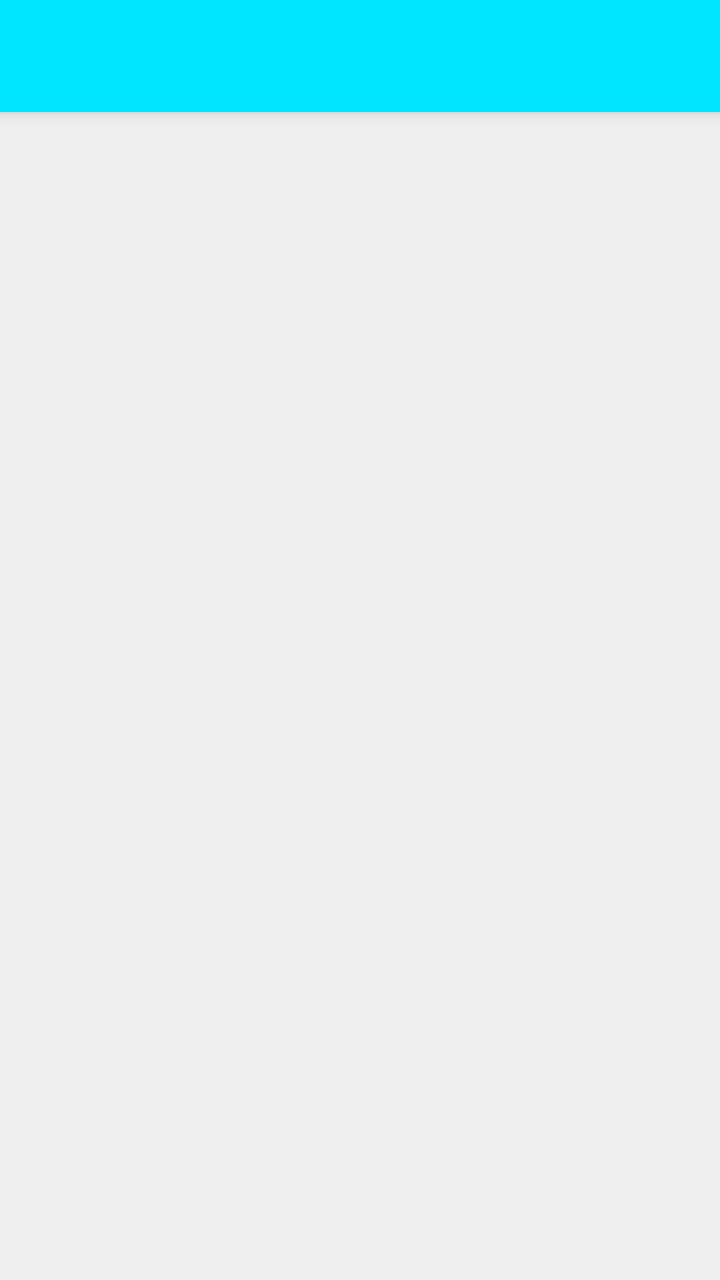
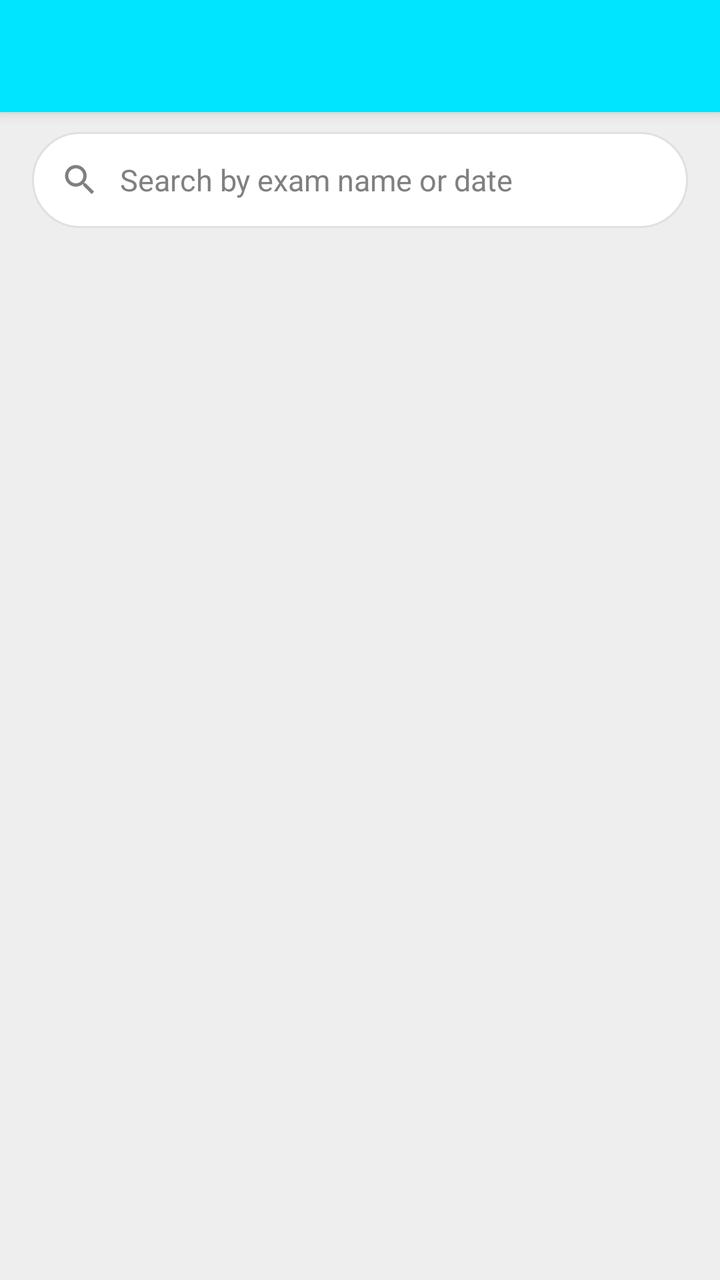

Two renders of the same Android screen: before a commit and after it. Below are the layout's source before the change and the commit's diff.
<!-- AndroidManifest.xml: activity theme AppTheme.Dark -->
<!-- res/layout/activity_archive.xml -->
<?xml version="1.0" encoding="utf-8"?>
<androidx.coordinatorlayout.widget.CoordinatorLayout xmlns:android="http://schemas.android.com/apk/res/android"
    xmlns:app="http://schemas.android.com/apk/res-auto"
    android:layout_width="match_parent"
    android:layout_height="match_parent"
    android:fitsSystemWindows="true">

    <com.google.android.material.appbar.AppBarLayout
        android:layout_width="match_parent"
        android:layout_height="wrap_content"
        android:theme="@style/AppTheme.AppBarOverlay">

        <androidx.appcompat.widget.Toolbar
            android:id="@+id/toolbar"
            android:layout_width="match_parent"
            android:layout_height="?attr/actionBarSize"
            android:background="?attr/colorPrimary"
            app:popupTheme="@style/AppTheme.PopupOverlay" />

    </com.google.android.material.appbar.AppBarLayout>


    <include layout="@layout/layout_recycler_view" />
</androidx.coordinatorlayout.widget.CoordinatorLayout>
<!-- res/layout/layout_recycler_view.xml (included above) -->
<?xml version="1.0" encoding="utf-8"?>
<RelativeLayout
    xmlns:android="http://schemas.android.com/apk/res/android"
    xmlns:app="http://schemas.android.com/apk/res-auto"
    android:layout_width="match_parent"
    android:layout_height="match_parent"
    android:paddingBottom="@dimen/activity_vertical_margin"
    android:paddingLeft="@dimen/activity_horizontal_margin"
    android:paddingRight="@dimen/activity_horizontal_margin"
    android:paddingTop="@dimen/activity_vertical_margin"
    app:layout_behavior="@string/appbar_scrolling_view_behavior">

    <androidx.recyclerview.widget.RecyclerView
        android:id="@+id/recycler_view"
        android:layout_width="match_parent"
        android:layout_height="match_parent"
        android:layout_centerInParent="true"
        android:clipToPadding="false"
        android:scrollbars="vertical"/>

</RelativeLayout>
<!-- resources referenced by this layout -->
<resources>
  <dimen name="activity_horizontal_margin">16dp</dimen>
  <dimen name="activity_vertical_margin">16dp</dimen>
  <style name="AppTheme.AppBarOverlay" parent="ThemeOverlay.AppCompat.Dark.ActionBar" />
  <style name="AppTheme.PopupOverlay" parent="ThemeOverlay.AppCompat.Light" />
  <color name="primary">#00e5ff</color>
  <color name="primary_dark">#0079b5</color>
  <color name="colorAccent">@color/accent</color>
  <color name="background">#EEEEEE</color>
  <color name="text_color_primary">#212121</color>
  <color name="text_color_secondary">#555555</color>
  <color name="secondary_dark">#4d2c91</color>
  <color name="secondary_light">#b085f5</color>
  <color name="gray">#808080</color>
  <color name="secondary">#7e57c2</color>
  <style name="AppTheme.Dialog.Custom" parent="Theme.AppCompat.Light.Dialog">
          <item name="colorPrimary">@color/primary</item>
          <item name="colorPrimaryDark">@color/primary_dark</item>
          <item name="colorAccent">@color/accent</item>
          <item name="android:textColorPrimary">@color/text_color_primary</item>
      </style>
  <style name="AppTheme.Dialog.Alert.Custom" parent="Theme.AppCompat.Light.Dialog.Alert">
          <item name="colorPrimary">@color/primary</item>
          <item name="colorPrimaryDark">@color/primary_dark</item>
          <item name="colorAccent">@color/accent</item>
          <item name="android:textColorPrimary">@color/text_color_primary</item>
      </style>
  <color name="accent">#FF4081</color>
  <!-- unchanged entries left out for length: 1 -->
</resources>

<!-- the commit's change to res/layout/activity_archive.xml (unified diff, before → after) -->
@@ -19,28 +19,94 @@
 
     </com.google.android.material.appbar.AppBarLayout>
 
+    
+    <LinearLayout
+        android:layout_width="match_parent"
+        android:layout_height="match_parent"
+        android:orientation="vertical"
+        app:layout_behavior="@string/appbar_scrolling_view_behavior">
 
-    <include layout="@layout/layout_recycler_view" />
+        <include layout="@layout/include_exam_search" />
+
+        <androidx.recyclerview.widget.RecyclerView
+            android:id="@+id/recycler_view"
+            android:layout_width="match_parent"
+            android:layout_height="0dp"
+            android:layout_weight="1"
+            android:clipToPadding="false"
+            android:paddingLeft="@dimen/activity_horizontal_margin"
+            android:paddingTop="10dp"
+            android:paddingRight="@dimen/activity_horizontal_margin"
+            android:paddingBottom="@dimen/activity_vertical_margin"
+            android:scrollbars="vertical" />
+    </LinearLayout>
 </androidx.coordinatorlayout.widget.CoordinatorLayout>
-<!-- res/layout/layout_recycler_view.xml (included above) -->
+<!-- res/layout/include_exam_search.xml (included above) -->
 <?xml version="1.0" encoding="utf-8"?>
-<RelativeLayout
-    xmlns:android="http://schemas.android.com/apk/res/android"
+<LinearLayout xmlns:android="http://schemas.android.com/apk/res/android"
     xmlns:app="http://schemas.android.com/apk/res-auto"
     android:layout_width="match_parent"
-    android:layout_height="match_parent"
-    android:paddingBottom="@dimen/activity_vertical_margin"
+    android:layout_height="wrap_content"
+    android:focusable="true"
+    android:focusableInTouchMode="true"
+    android:orientation="vertical"
     android:paddingLeft="@dimen/activity_horizontal_margin"
-    android:paddingRight="@dimen/activity_horizontal_margin"
-    android:paddingTop="@dimen/activity_vertical_margin"
-    app:layout_behavior="@string/appbar_scrolling_view_behavior">
+    android:paddingTop="10dp"
+    android:paddingRight="@dimen/activity_horizontal_margin">
 
-    <androidx.recyclerview.widget.RecyclerView
-        android:id="@+id/recycler_view"
+    <LinearLayout
         android:layout_width="match_parent"
-        android:layout_height="match_parent"
-        android:layout_centerInParent="true"
-        android:clipToPadding="false"
-        android:scrollbars="vertical"/>
+        android:layout_height="48dp"
+        android:background="@drawable/bg_search_box"
+        android:baselineAligned="false"
+        android:gravity="center_vertical"
+        android:orientation="horizontal"
+        android:paddingLeft="14dp"
+        android:paddingRight="4dp">
 
-</RelativeLayout>
+        <androidx.appcompat.widget.AppCompatImageView
+            android:layout_width="20dp"
+            android:layout_height="20dp"
+            android:contentDescription="@null"
+            app:srcCompat="@drawable/ic_cc_search"
+            app:tint="@color/gray" />
+
+        <EditText
+            android:id="@+id/search_input"
+            android:layout_width="0dp"
+            android:layout_height="match_parent"
+            android:layout_weight="1"
+            android:background="@null"
+            android:hint="@string/hint_search_exams"
+            android:imeOptions="actionSearch"
+            android:importantForAutofill="no"
+            android:inputType="text"
+            android:maxLines="1"
+            android:paddingLeft="10dp"
+            android:paddingRight="6dp"
+            android:textColor="@color/text_color_primary"
+            android:textColorHint="@color/gray"
+            android:textSize="15sp" />
+
+        <androidx.appcompat.widget.AppCompatImageView
+            android:id="@+id/search_clear"
+            android:layout_width="40dp"
+            android:layout_height="40dp"
+            android:background="?attr/selectableItemBackgroundBorderless"
+            android:contentDescription="@string/lbl_search_clear"
+            android:padding="10dp"
+            android:visibility="gone"
+            app:srcCompat="@drawable/ic_cc_close"
+            app:tint="@color/gray" />
+    </LinearLayout>
+
+    <TextView
+        android:id="@+id/search_status"
+        android:layout_width="match_parent"
+        android:layout_height="wrap_content"
+        android:paddingLeft="6dp"
+        android:paddingTop="6dp"
+        android:textColor="@color/text_color_secondary"
+        android:textSize="13sp"
+        android:visibility="gone" />
+</LinearLayout>
<!-- resource entries referenced after the edit -->
@@ -2,8 +2,41 @@
 <resources>
   <dimen name="activity_horizontal_margin">16dp</dimen>
   <dimen name="activity_vertical_margin">16dp</dimen>
+  <!-- drawable bg_search_box (drawable) -->
+  <?xml version="1.0" encoding="utf-8"?>
+  <shape xmlns:android="http://schemas.android.com/apk/res/android" android:shape="rectangle">
+      <solid android:color="@color/white" />
+      <corners android:radius="24dp" />
+      <stroke android:width="1dp" android:color="@color/gray_light" />
+  </shape>
+  <!-- drawable ic_cc_close (drawable) -->
+  <?xml version="1.0" encoding="utf-8"?>
+  <vector xmlns:android="http://schemas.android.com/apk/res/android"
+      android:width="24dp"
+      android:height="24dp"
+      android:viewportWidth="24"
+      android:viewportHeight="24">
+      <path
+          android:fillColor="#FF000000"
+          android:pathData="M19,6.41L17.59,5 12,10.59 6.41,5 5,6.41 10.59,12 5,17.59 6.41,19 12,13.41 17.59,19 19,17.59 13.41,12z" />
+  </vector>
+  <!-- drawable ic_cc_search (drawable) -->
+  <?xml version="1.0" encoding="utf-8"?>
+  <vector xmlns:android="http://schemas.android.com/apk/res/android"
+      android:width="24dp"
+      android:height="24dp"
+      android:viewportWidth="24"
+      android:viewportHeight="24">
+      <path
+          android:fillColor="#FF000000"
+          android:pathData="M15.5,14h-0.79l-0.28,-0.27C15.41,12.59 16,11.11 16,9.5 16,5.91 13.09,3 9.5,3S3,5.91 3,9.5 5.91,16 9.5,16c1.61,0 3.09,-0.59 4.23,-1.57l0.27,0.28v0.79l5,4.99L20.49,19l-4.99,-5zM9.5,14C7.01,14 5,11.99 5,9.5S7.01,5 9.5,5 14,7.01 14,9.5 11.99,14 9.5,14z" />
+  </vector>
+  <string name="hint_search_exams">Search by exam name or date</string>
+  <string name="lbl_search_clear">Clear search</string>
   <style name="AppTheme.AppBarOverlay" parent="ThemeOverlay.AppCompat.Dark.ActionBar" />
   <style name="AppTheme.PopupOverlay" parent="ThemeOverlay.AppCompat.Light" />
+  <color name="white">#ffffff</color>
+  <color name="gray_light">#e0e0e0</color>
   <color name="primary">#00e5ff</color>
   <color name="primary_dark">#0079b5</color>
   <color name="colorAccent">@color/accent</color>
